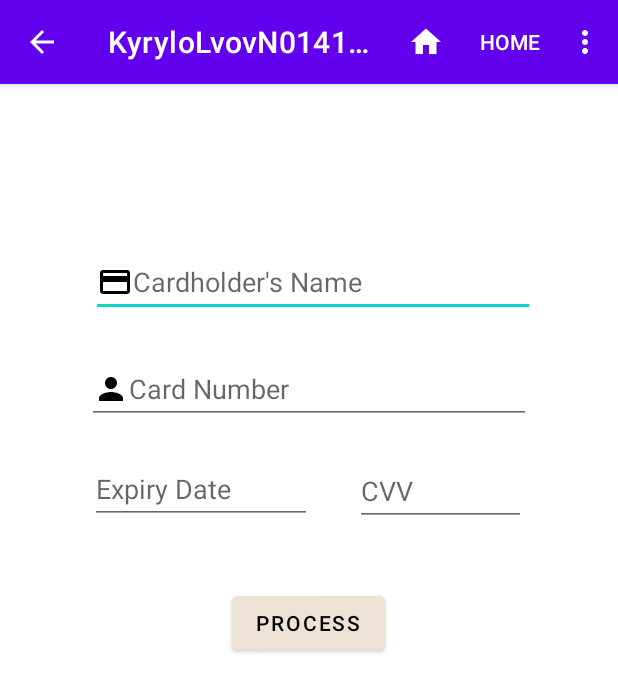
After one commit to KyryloLvov4058/KyryloLvovAssign2, an Android app: the LvovPaymentScreenActivity screen opened directly, with no data from a screen before it, on a phone screen of 412 x 824 dp. The commit adds this screen. Shown: the top 692 px of the screen. Run offline under Robolectric (Android 15) with nearby library versions, the phone set to English and light mode, and no system bars.

Commit message:
ADDED: - Payment screen starter code - Payment screen xml markup - Icons for payment inputs - String definitions

```diff
--- a/KyryloLab22/src/main/AndroidManifest.xml
+++ b/KyryloLab22/src/main/AndroidManifest.xml
@@ -9,6 +9,9 @@
         android:roundIcon="@mipmap/ic_launcher_round"
         android:supportsRtl="true"
         android:theme="@style/Theme.KyryloLvovAssign2">
+        <activity
+            android:name=".LvovPaymentScreenActivity"
+            android:exported="false" />
         <activity
             android:name=".LvovVisitScreenActivity"
             android:exported="false" />
--- /dev/null
+++ b/KyryloLab22/src/main/java/kyrylo/lvov/n01414058/LvovPaymentScreenActivity.java
@@ -0,0 +1,17 @@
+package kyrylo.lvov.n01414058;
+
+import androidx.appcompat.app.AppCompatActivity;
+
+import android.os.Bundle;
+
+import java.util.Objects;
+
+public class LvovPaymentScreenActivity extends LvovActivityWithMenu {
+
+    @Override
+    protected void onCreate(Bundle savedInstanceState) {
+        super.onCreate(savedInstanceState);
+        setContentView(R.layout.activity_lvov_payment_screen);
+        Objects.requireNonNull(getSupportActionBar()).setDisplayHomeAsUpEnabled(true);
+    }
+}
--- a/KyryloLab22/src/main/java/kyrylo/lvov/n01414058/LvovVisitScreenActivity.java
+++ b/KyryloLab22/src/main/java/kyrylo/lvov/n01414058/LvovVisitScreenActivity.java
@@ -4,14 +4,18 @@ package kyrylo.lvov.n01414058;
 import androidx.appcompat.app.AppCompatActivity;
 import androidx.core.content.ContextCompat;
 
+import android.content.Intent;
 import android.content.res.Resources;
 import android.graphics.drawable.Drawable;
 import android.os.Bundle;
 import android.util.Log;
+import android.view.View;
+import android.widget.Button;
 import android.widget.CheckBox;
 import android.widget.ImageButton;
 import android.widget.ImageView;
 import android.widget.TextView;
+import android.widget.Toast;
 
 import java.util.Objects;
 
@@ -23,15 +27,14 @@ public class LvovVisitScreenActivity extends LvovActivityWithMenu {
         setContentView(R.layout.activity_lvov_buildings_screen);
         Objects.requireNonNull(getSupportActionBar()).setDisplayHomeAsUpEnabled(true);
 
-        Resources res = getResources();
-
-        TextView screenTextView = (TextView)findViewById(R.id.kyryloBuildingScreenText);
+        TextView screenTextView = (TextView) findViewById(R.id.kyryloBuildingScreenText);
         CheckBox buildingText1 = findViewById(R.id.kyryloBuildingCheck1);
         CheckBox buildingText2 = findViewById(R.id.kyryloBuildingCheck2);
         CheckBox buildingText3 = findViewById(R.id.kyryloBuildingCheck3);
         ImageView buildingImage1 = findViewById(R.id.kyryloBuildingImage1);
         ImageView buildingImage2 = findViewById(R.id.kyryloBuildingImage2);
         ImageView buildingImage3 = findViewById(R.id.kyryloBuildingImage3);
+        Button button = findViewById(R.id.kyryloVisitButton);
 
         String rentalType = getIntent().getStringExtra(getString(R.string.argument_rentalType));
         String rentalTypeFull = getIntent().getStringExtra("rentalTypeFull");
@@ -46,27 +49,36 @@ public class LvovVisitScreenActivity extends LvovActivityWithMenu {
             buildingText2.setText(textDetached[1]);
             buildingText3.setText(textDetached[2]);
 
-            buildingImage1.setImageResource(getResources().getIdentifier("detached1","drawable",getPackageName()));
-            buildingImage2.setImageResource(getResources().getIdentifier("detached2","drawable",getPackageName()));
-            buildingImage3.setImageResource(getResources().getIdentifier("detached3","drawable",getPackageName()));
-        }
-        else if (rentalType.equals(getString(R.string.rentalTypeApartment))) {
+            buildingImage1.setImageResource(getResources().getIdentifier("detached1", "drawable", getPackageName()));
+            buildingImage2.setImageResource(getResources().getIdentifier("detached2", "drawable", getPackageName()));
+            buildingImage3.setImageResource(getResources().getIdentifier("detached3", "drawable", getPackageName()));
+        } else if (rentalType.equals(getString(R.string.rentalTypeApartment))) {
             buildingText1.setText(textApartment[0]);
             buildingText2.setText(textApartment[1]);
             buildingText3.setText(textApartment[2]);
 
-            buildingImage1.setImageResource(getResources().getIdentifier("apartment1","drawable",getPackageName()));
-            buildingImage2.setImageResource(getResources().getIdentifier("apartment2","drawable",getPackageName()));
-            buildingImage3.setImageResource(getResources().getIdentifier("apartment3","drawable",getPackageName()));
-        }
-        else if (rentalType.equals(getString(R.string.rentalTypeSemi))) {
+            buildingImage1.setImageResource(getResources().getIdentifier("apartment1", "drawable", getPackageName()));
+            buildingImage2.setImageResource(getResources().getIdentifier("apartment2", "drawable", getPackageName()));
+            buildingImage3.setImageResource(getResources().getIdentifier("apartment3", "drawable", getPackageName()));
+        } else if (rentalType.equals(getString(R.string.rentalTypeSemi))) {
             buildingText1.setText(textSemi[0]);
             buildingText2.setText(textSemi[1]);
             buildingText3.setText(textSemi[2]);
 
-            buildingImage1.setImageResource(getResources().getIdentifier("semi1","drawable",getPackageName()));
-            buildingImage2.setImageResource(getResources().getIdentifier("semi2","drawable",getPackageName()));
-            buildingImage3.setImageResource(getResources().getIdentifier("semi3","drawable",getPackageName()));
+            buildingImage1.setImageResource(getResources().getIdentifier("semi1", "drawable", getPackageName()));
+            buildingImage2.setImageResource(getResources().getIdentifier("semi2", "drawable", getPackageName()));
+            buildingImage3.setImageResource(getResources().getIdentifier("semi3", "drawable", getPackageName()));
         }
+
+        button.setOnClickListener(v -> {
+            if (buildingText1.isChecked() || buildingText2.isChecked() || buildingText3.isChecked()) {
+                Intent intent = new Intent(LvovVisitScreenActivity.this, LvovPaymentScreenActivity.class);
+                startActivity(intent);
+            } else {
+                Toast toast = Toast.makeText(getApplicationContext(), R.string.oneOptionError, Toast.LENGTH_LONG);
+                toast.show();
+            }
+        });
     }
+
 }
--- /dev/null
+++ b/KyryloLab22/src/main/res/drawable/ic_baseline_credit_card_24.xml
@@ -0,0 +1,5 @@
+<vector android:height="24dp" android:tint="#000000"
+    android:viewportHeight="24" android:viewportWidth="24"
+    android:width="24dp" xmlns:android="http://schemas.android.com/apk/res/android">
+    <path android:fillColor="@android:color/white" android:pathData="M20,4L4,4c-1.11,0 -1.99,0.89 -1.99,2L2,18c0,1.11 0.89,2 2,2h16c1.11,0 2,-0.89 2,-2L22,6c0,-1.11 -0.89,-2 -2,-2zM20,18L4,18v-6h16v6zM20,8L4,8L4,6h16v2z"/>
+</vector>
--- /dev/null
+++ b/KyryloLab22/src/main/res/drawable/ic_baseline_person_24.xml
@@ -0,0 +1,5 @@
+<vector android:height="24dp" android:tint="#000000"
+    android:viewportHeight="24" android:viewportWidth="24"
+    android:width="24dp" xmlns:android="http://schemas.android.com/apk/res/android">
+    <path android:fillColor="@android:color/white" android:pathData="M12,12c2.21,0 4,-1.79 4,-4s-1.79,-4 -4,-4 -4,1.79 -4,4 1.79,4 4,4zM12,14c-2.67,0 -8,1.34 -8,4v2h16v-2c0,-2.66 -5.33,-4 -8,-4z"/>
+</vector>
--- a/KyryloLab22/src/main/res/layout/activity_lvov_buildings_screen.xml
+++ b/KyryloLab22/src/main/res/layout/activity_lvov_buildings_screen.xml
@@ -95,7 +95,7 @@
         app:layout_constraintVertical_bias="0.713" />
 
     <Button
-        android:id="@+id/kyryloButton"
+        android:id="@+id/kyryloVisitButton"
         android:layout_width="wrap_content"
         android:layout_height="wrap_content"
         android:backgroundTint="@color/brand_color"
--- /dev/null
+++ b/KyryloLab22/src/main/res/layout/activity_lvov_payment_screen.xml
@@ -0,0 +1,82 @@
+<?xml version="1.0" encoding="utf-8"?>
+<androidx.constraintlayout.widget.ConstraintLayout xmlns:android="http://schemas.android.com/apk/res/android"
+    xmlns:app="http://schemas.android.com/apk/res-auto"
+    xmlns:tools="http://schemas.android.com/tools"
+    android:layout_width="match_parent"
+    android:layout_height="match_parent"
+    tools:context=".LvovPaymentScreenActivity">
+
+    <EditText
+        android:id="@+id/kyryloPaymentName"
+        android:layout_width="296dp"
+        android:layout_height="46dp"
+        android:drawableLeft="@drawable/ic_baseline_credit_card_24"
+        android:hint="@string/cardholders_name"
+        android:minWidth="200dp"
+        app:layout_constraintBottom_toBottomOf="parent"
+        app:layout_constraintHorizontal_bias="0.521"
+        app:layout_constraintLeft_toLeftOf="parent"
+        app:layout_constraintRight_toRightOf="parent"
+        app:layout_constraintTop_toTopOf="parent"
+        app:layout_constraintVertical_bias="0.151" />
+
+    <EditText
+        android:id="@+id/kyryloPaymentCardNumber"
+        android:layout_width="296dp"
+        android:layout_height="46dp"
+        android:drawableLeft="@drawable/ic_baseline_person_24"
+        android:inputType="number"
+        android:maxLength="16"
+        android:hint="@string/cardNumber"
+        android:minWidth="200dp"
+        app:layout_constraintBottom_toBottomOf="parent"
+        app:layout_constraintLeft_toLeftOf="parent"
+        app:layout_constraintRight_toRightOf="parent"
+        app:layout_constraintTop_toTopOf="parent"
+        app:layout_constraintVertical_bias="0.250" />
+
+    <EditText
+        android:id="@+id/kyryloPaymentExpiry"
+        android:layout_width="148dp"
+        android:layout_height="46dp"
+        android:hint="@string/expiryDate"
+        android:inputType="number"
+        android:maxLength="4"
+        android:minWidth="200dp"
+        app:layout_constraintBottom_toBottomOf="parent"
+        app:layout_constraintHorizontal_bias="0.228"
+        app:layout_constraintLeft_toLeftOf="parent"
+        app:layout_constraintRight_toRightOf="parent"
+        app:layout_constraintTop_toTopOf="parent"
+        app:layout_constraintVertical_bias="0.343" />
+
+    <EditText
+        android:id="@+id/kyryloPaymentCode"
+        android:layout_width="114dp"
+        android:layout_height="46dp"
+        android:hint="@string/cvv"
+        android:inputType="number"
+        android:maxLength="3"
+        android:minWidth="200dp"
+        app:layout_constraintBottom_toBottomOf="parent"
+        app:layout_constraintHorizontal_bias="0.794"
+        app:layout_constraintLeft_toLeftOf="parent"
+        app:layout_constraintRight_toRightOf="parent"
+        app:layout_constraintTop_toTopOf="parent"
+        app:layout_constraintVertical_bias="0.344" />
+
+    <Button
+        android:id="@+id/kyryloPaymentButton"
+        android:layout_width="wrap_content"
+        android:layout_height="wrap_content"
+        android:backgroundTint="@color/brand_color"
+        android:text="@string/process"
+        android:textColor="@android:color/black"
+        app:layout_constraintBottom_toBottomOf="parent"
+        app:layout_constraintHorizontal_bias="0.498"
+        app:layout_constraintLeft_toLeftOf="parent"
+        app:layout_constraintRight_toRightOf="parent"
+        app:layout_constraintTop_toTopOf="parent"
+        app:layout_constraintVertical_bias="0.466" />
+
+</androidx.constraintlayout.widget.ConstraintLayout>
--- a/KyryloLab22/src/main/res/values/strings.xml
+++ b/KyryloLab22/src/main/res/values/strings.xml
@@ -17,6 +17,10 @@
     <string name="rentalTypeSemi">semi</string>
     <string name="rentalType_options">%1$s Options</string>
     <string name="process">Process</string>
+    <string name="cardholders_name">Cardholder\'s Name</string>
+    <string name="cardNumber">Card Number</string>
+    <string name="expiryDate">Expiry Date</string>
+    <string name="cvv">CVV</string>
     <string-array name="text_detached">
         <item>4 Gaylord Drive - Scarborough, ON | $2,300/month</item>
         <item>423 Roxton Road - Toronto, ON | $2,150/month</item>
```
